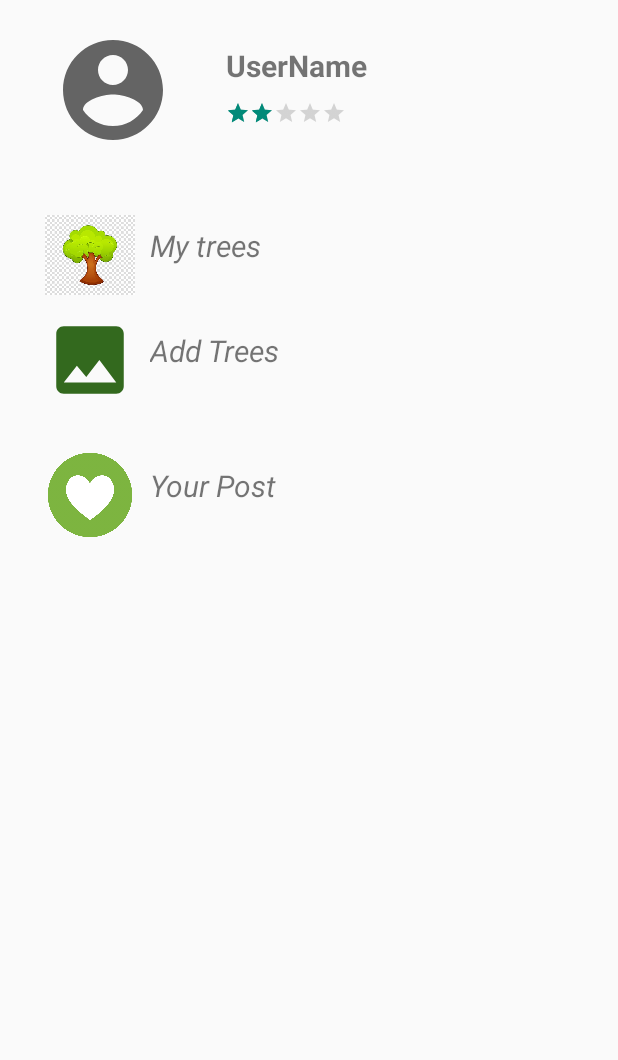
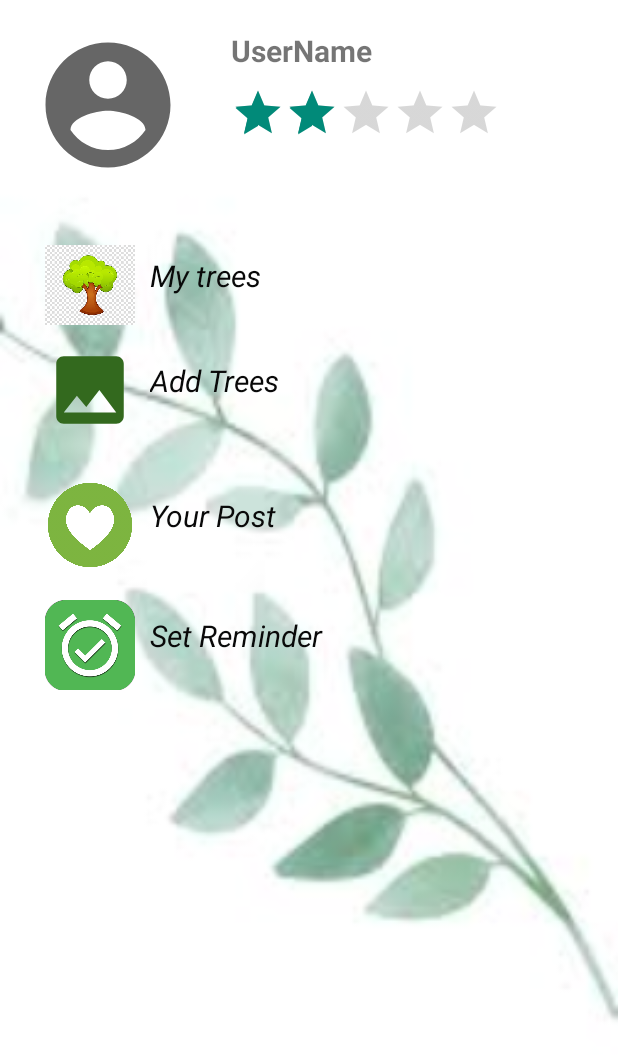
Before and after one commit to SwethaRajakumar2001/GreenHearts, an Android app: the layout profile.xml on its own in the app's theme, with its tools: preview values and no code run, on a phone screen of 412 x 824 dp. Shown: the top 1060 px of the screen. Run offline under Robolectric (Android 15) with nearby library versions, the phone set to English and light mode, and no system bars.

Commit message:
Some change in ui and set remider

```diff
--- a/app/src/main/res/layout/profile.xml
+++ b/app/src/main/res/layout/profile.xml
@@ -5,6 +5,7 @@
     xmlns:tools="http://schemas.android.com/tools"
     android:orientation="vertical"
     android:id="@+id/profile"
+    android:background="@drawable/profile"
     tools:context=".ProfileFragment">
     <LinearLayout
         android:layout_width="match_parent"
@@ -14,7 +15,9 @@
         android:id = "@+id/first">
         <ImageView
             android:layout_width="0dp"
-            android:layout_height="80dp"
+            android:layout_height="100dp"
+            android:layout_marginTop="5dp"
+            android:adjustViewBounds="true"
             android:layout_weight="1"
             android:id="@+id/profileimg"
             android:layout_margin="10dp"
@@ -22,10 +25,11 @@
         </ImageView>
         <LinearLayout
             android:layout_width="0dp"
+            android:layout_marginTop="5dp"
             android:layout_height="wrap_content"
             android:orientation="vertical"
             android:layout_weight="2"
-            android:paddingTop="20dp"
+            android:layout_margin="10dp"
             >
 
             <TextView
@@ -41,7 +45,7 @@
                 android:numStars="5"
                 android:rating="2"
                 android:layout_marginTop="10dp"
-                style="?android:ratingBarStyleSmall"></RatingBar>
+                style="@style/Widget.AppCompat.RatingBar.Indicator"></RatingBar>
         </LinearLayout>
     </LinearLayout>
 <LinearLayout
@@ -69,6 +73,7 @@
         android:id="@+id/seetrees"
         android:text="My trees"
         android:layout_margin="10dp"
+        android:textColor="@color/colorDark"
         android:textSize="20sp"
         android:textStyle="italic"></TextView>
     </LinearLayout>
@@ -88,6 +93,7 @@
             android:layout_height="wrap_content"
             android:id="@+id/addtrees"
             android:text="Add Trees"
+            android:textColor="@color/colorDark"
             android:layout_margin="10dp"
             android:textSize="20sp"
             android:textStyle="italic"></TextView>
@@ -112,9 +118,30 @@
             android:id="@+id/upost"
             android:text="Your Post"
             android:layout_margin="10dp"
+            android:textColor="@color/colorDark"
             android:textSize="20sp"
             android:textStyle="italic"></TextView>
     </LinearLayout>
 
-
+    <LinearLayout
+        android:layout_width="match_parent"
+        android:layout_height="wrap_content"
+        android:orientation="horizontal"
+        android:layout_marginTop="20dp"
+        android:layout_marginLeft="30dp">
+        <ImageView
+            android:layout_width="60dp"
+            android:layout_height="60dp"
+            android:src="@drawable/reminder"
+            ></ImageView>
+        <TextView
+            android:layout_width="match_parent"
+            android:layout_height="wrap_content"
+            android:id="@+id/remind"
+            android:text="Set Reminder"
+            android:layout_margin="10dp"
+            android:textColor="@color/colorDark"
+            android:textSize="20sp"
+            android:textStyle="italic"></TextView>
+    </LinearLayout>
 </LinearLayout>
```
Also changed, not shown: app/src/main/java/com/example/greenhearts/Myplants.java (+0 -18 lines), app/src/main/res/drawable/gback.jpg (added), app/src/main/res/drawable/profile.jpg (added), app/src/main/res/drawable/reminder.png (added).
